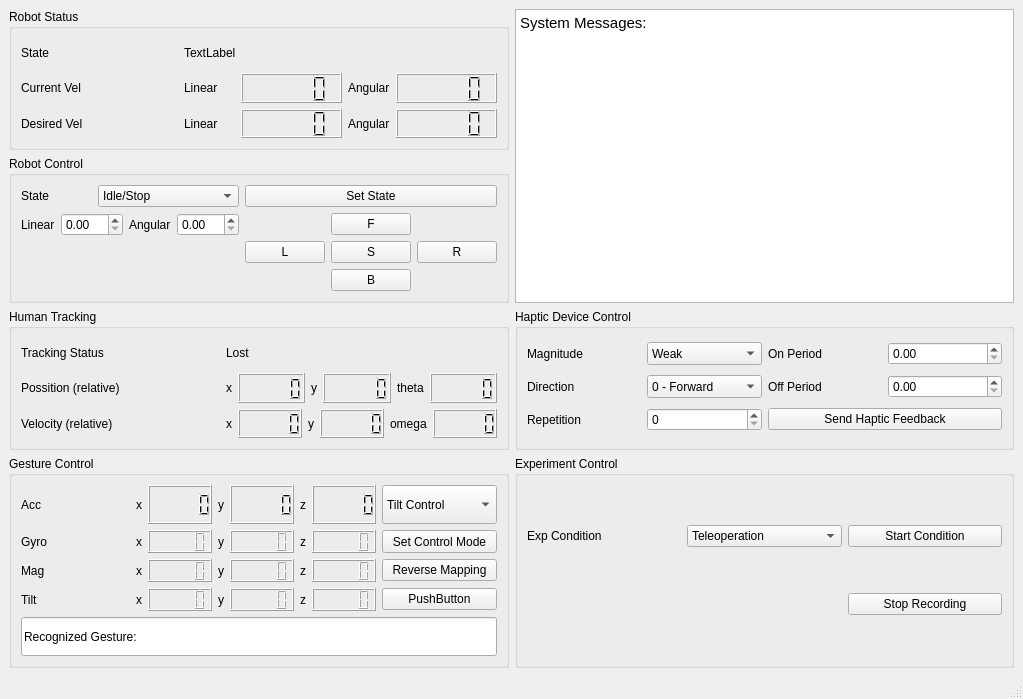
Old version of the form ui/exp_main_window.ui in the repository yuhangc/ford_project.
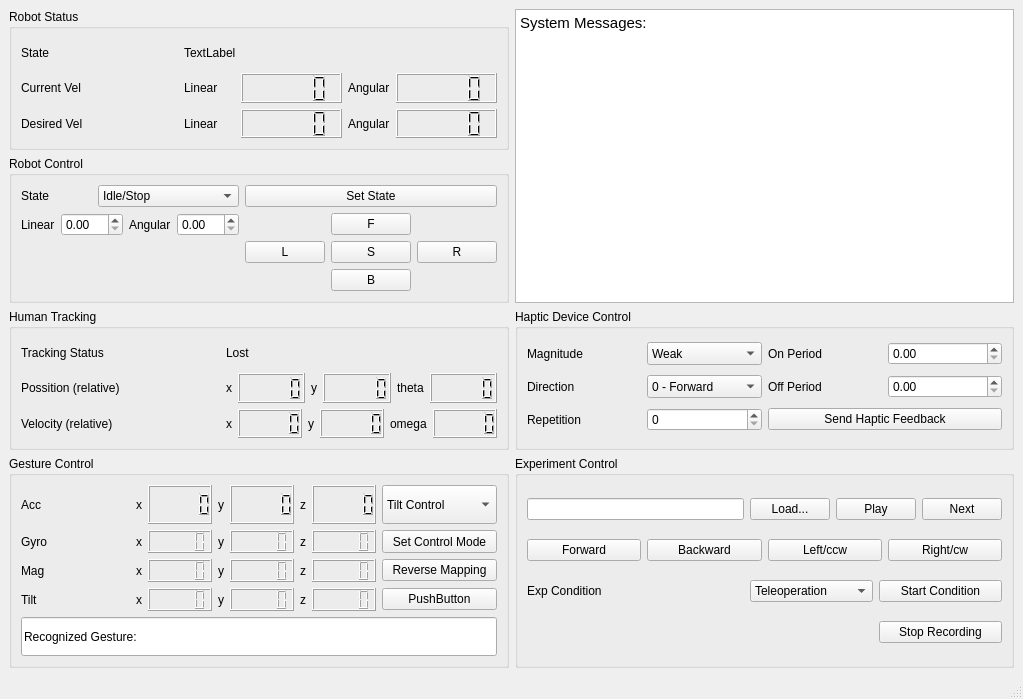
New version of the form.

Commit message: added a simulated robot teleoperation path following task, and haptic pre-study

The edit to the form file:
```diff
--- a/ui/exp_main_window.ui
+++ b/ui/exp_main_window.ui
@@ -629,14 +629,14 @@
        <string>Experiment Control</string>
       </property>
       <layout class="QGridLayout" name="gridLayout_9">
-       <item row="0" column="0">
+       <item row="2" column="0">
         <widget class="QLabel" name="label_59">
          <property name="text">
           <string>Exp Condition</string>
          </property>
         </widget>
        </item>
-       <item row="0" column="1">
+       <item row="2" column="1">
         <widget class="QComboBox" name="combo_exp_condition">
          <property name="sizePolicy">
           <sizepolicy hsizetype="Preferred" vsizetype="Preferred">
@@ -661,20 +661,84 @@
          </item>
         </widget>
        </item>
-       <item row="0" column="2">
+       <item row="2" column="2">
         <widget class="QPushButton" name="button_start_condition">
          <property name="text">
           <string>Start Condition</string>
          </property>
         </widget>
        </item>
-       <item row="1" column="2">
+       <item row="3" column="2">
         <widget class="QPushButton" name="button_stop_record">
          <property name="text">
           <string>Stop Recording</string>
          </property>
         </widget>
        </item>
+       <item row="0" column="1" colspan="2">
+        <layout class="QHBoxLayout" name="horizontalLayout_9">
+         <item>
+          <widget class="QPushButton" name="button_load_protocal">
+           <property name="text">
+            <string>Load...</string>
+           </property>
+          </widget>
+         </item>
+         <item>
+          <widget class="QPushButton" name="button_play_haptic">
+           <property name="text">
+            <string>Play</string>
+           </property>
+          </widget>
+         </item>
+         <item>
+          <widget class="QPushButton" name="button_next_trial">
+           <property name="text">
+            <string>Next</string>
+           </property>
+          </widget>
+         </item>
+        </layout>
+       </item>
+       <item row="0" column="0">
+        <widget class="QLineEdit" name="lineEdit_trial_num">
+         <property name="readOnly">
+          <bool>true</bool>
+         </property>
+        </widget>
+       </item>
+       <item row="1" column="0" colspan="3">
+        <layout class="QHBoxLayout" name="horizontalLayout_10">
+         <item>
+          <widget class="QPushButton" name="button_record_forward">
+           <property name="text">
+            <string>Forward</string>
+           </property>
+          </widget>
+         </item>
+         <item>
+          <widget class="QPushButton" name="button_record_backward">
+           <property name="text">
+            <string>Backward</string>
+           </property>
+          </widget>
+         </item>
+         <item>
+          <widget class="QPushButton" name="button_record_left">
+           <property name="text">
+            <string>Left/ccw</string>
+           </property>
+          </widget>
+         </item>
+         <item>
+          <widget class="QPushButton" name="button_record_right">
+           <property name="text">
+            <string>Right/cw</string>
+           </property>
+          </widget>
+         </item>
+        </layout>
+       </item>
       </layout>
      </widget>
     </item>
```
The commit also changes 8 other files.
